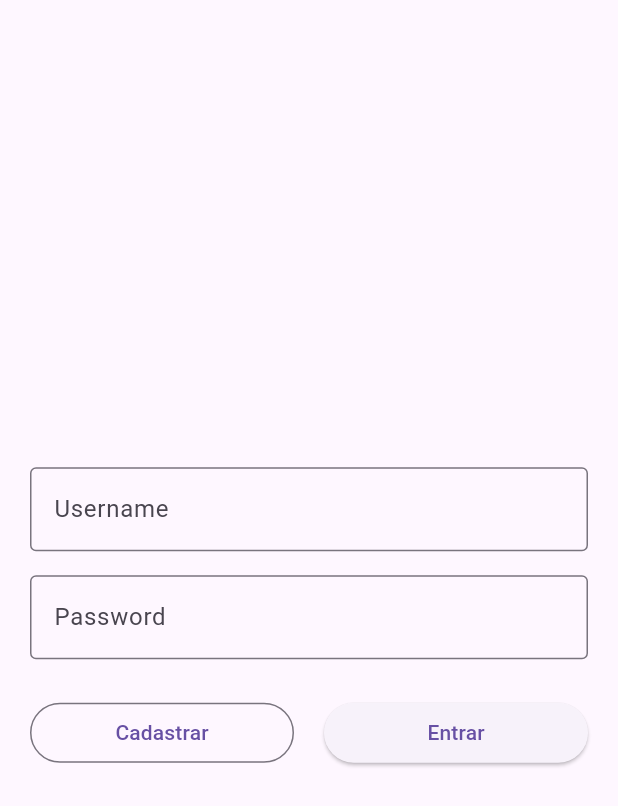
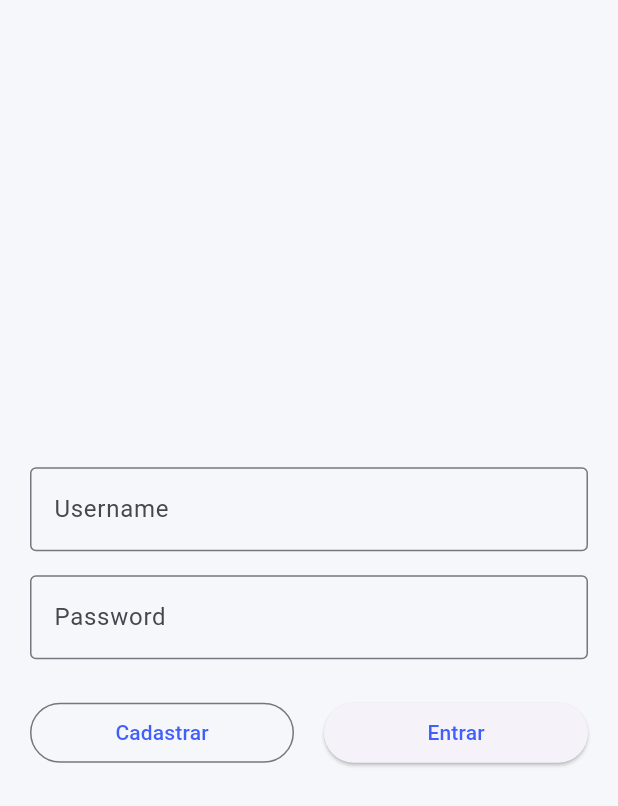
Before and after one commit to MiguelSanCruz/Nota1000, a Flutter app: the screen it shows after launch, on a phone screen of 412 x 824 dp. Shown: the top 806 px of the screen. Run offline on Flutter 3.47's test engine with Material 3 defaults, Android fonts, the phone set to English and light mode, and no system bars.

Commit message:
definição de cores do projeto

```diff
--- a/lib/core/constants/app_colors.dart
+++ b/lib/core/constants/app_colors.dart
@@ -0,0 +1,27 @@
+import 'package:flutter/material.dart';
+
+class AppColors {
+  // Cor principal do App (Light Mode)
+  static const Color primaryLight = Color(0xFF405FFC);
+
+  // Cor principal do App (Dark Mode)
+  static const Color primaryDark = Color(0xFF01115F);
+
+  // Backgrounds e Superfícies
+  static const Color backgroundLight = Color(0xFFF5F7FA);
+  static const Color surfaceLight = Colors.white;
+
+  static const Color backgroundDark = Color(0xFF0A0E1A);
+  static const Color surfaceDark = Color(0xFF131B2E);
+
+  // Textos
+  static const Color textPrimaryLight = Color(0xFF212529);
+  static const Color textSecondaryLight = Color(0xFF6C757D);
+
+  static const Color textPrimaryDark = Color(0xFFF8F9FA);
+  static const Color textSecondaryDark = Color(0xFFADB5BD);
+
+  // Status de Resposta
+  static const Color correct = Color(0xFF2B8A3E);
+  static const Color incorrect = Color(0xFFC92A2A);
+}
--- a/lib/my_app.dart
+++ b/lib/my_app.dart
@@ -2,6 +2,7 @@ import 'presentation/controllers/app_Controller.dart';
 import 'package:flutter/material.dart';
 import 'package:nota_1000/presentation/views/login/login_page.dart';
 import 'package:nota_1000/presentation/views/home/home_page.dart';
+import 'core/constants/app_colors.dart';
 
 
 class MyApp extends StatelessWidget {
@@ -13,11 +14,39 @@ class MyApp extends StatelessWidget {
     return AnimatedBuilder(
       animation: AppTheme.instance,
       builder: (context, child){
+        final bool isDark = AppTheme.instance.isDarkMode;
+
         return MaterialApp(
           debugShowCheckedModeBanner: false,
-          theme:ThemeData(
-            brightness: AppTheme.instance.isDarkMode ? Brightness.dark : Brightness.light,
+          themeMode:AppTheme.instance.isDarkMode
+              ? ThemeMode.dark
+              : ThemeMode.light,
+
+          theme: ThemeData(
+            useMaterial3: true,
+            brightness: Brightness.light,
+            primaryColor: AppColors.primaryLight,
+            scaffoldBackgroundColor: AppColors.backgroundLight,
+            colorScheme: ColorScheme.fromSeed(
+              seedColor: AppColors.primaryLight,
+              brightness: Brightness.light,
+              primary: AppColors.primaryLight,
+          )
           ),
+
+          darkTheme: ThemeData(
+            useMaterial3: true,
+            brightness: Brightness.dark,
+            primaryColor: AppColors.primaryDark,
+            scaffoldBackgroundColor: AppColors.backgroundDark,
+            colorScheme: ColorScheme.fromSeed(
+              seedColor: AppColors.primaryDark,
+              brightness: Brightness.dark,
+              primary: AppColors.primaryDark,
+              surface: AppColors.surfaceDark,
+          )
+          ),
+
           initialRoute: '/',
           routes: {
             '/': (context) => LoginPage(),
```
Also changed, not shown: lib/data/models/question_model.dart (+70 -0 lines), lib/data/repositories/question_repository.dart (+43 -0 lines).
